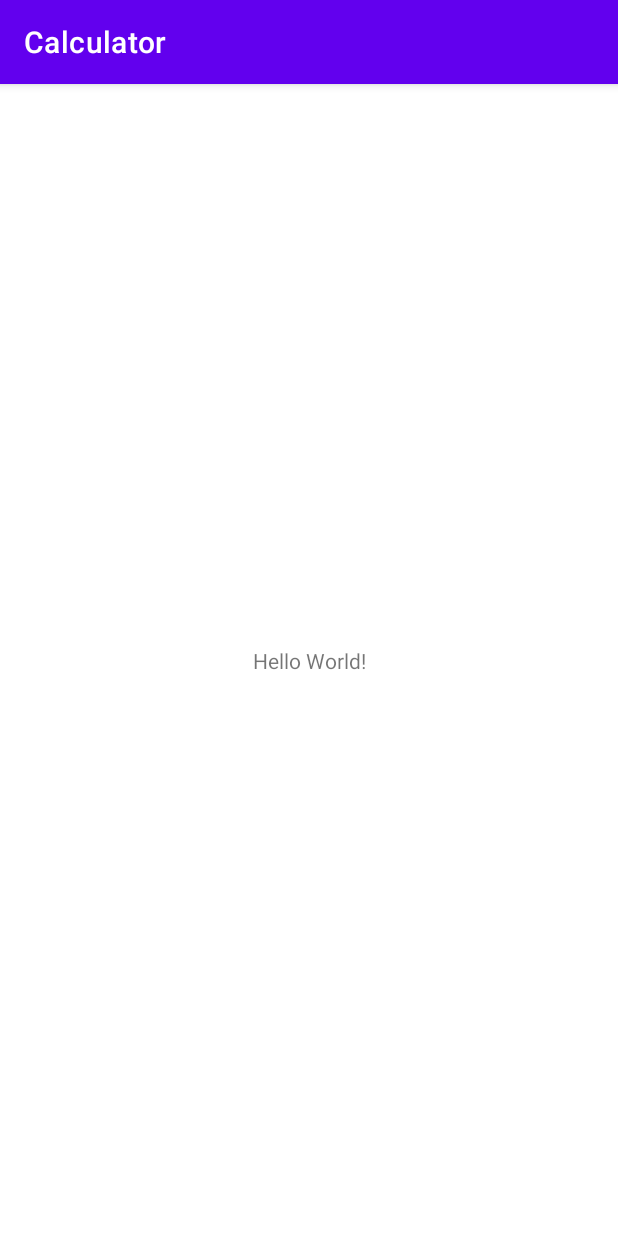
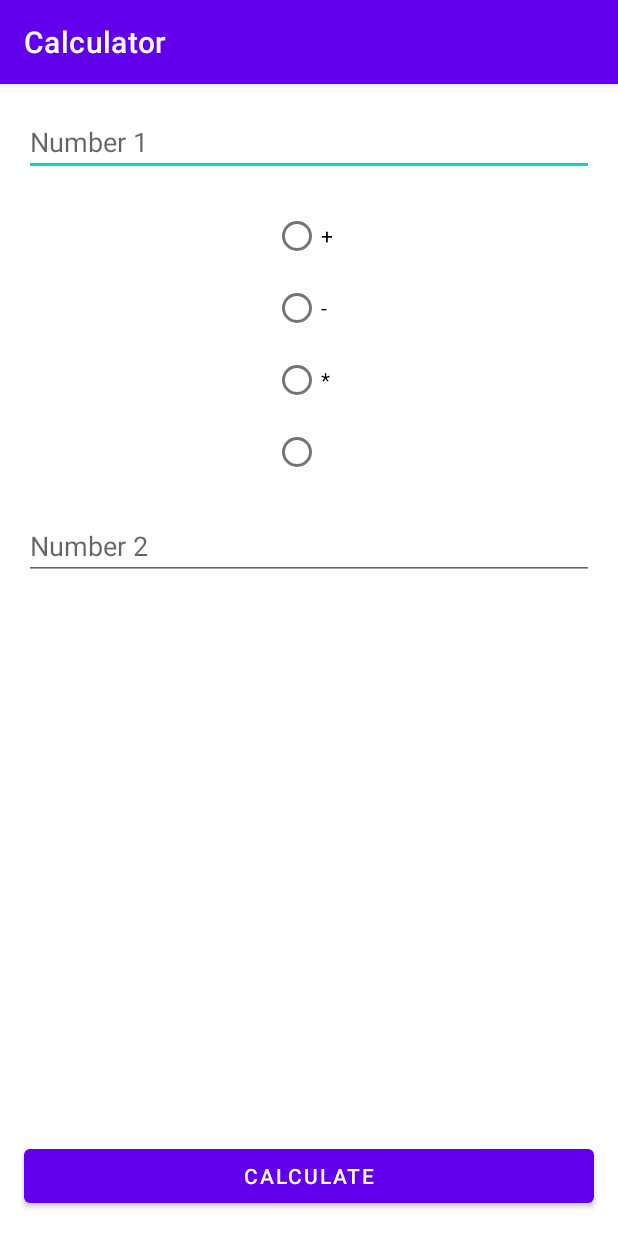
Before and after one commit to anouar-derdouri-development/copy-of-calculator, an Android app: the screen it shows after launch (MainActivity), on a phone screen of 412 x 824 dp. Run offline under Robolectric (Android 15) with nearby library versions, the phone set to English and light mode, and no system bars.

Commit message:
Main Activity: Layout created

```diff
--- a/app/src/main/res/layout/activity_main.xml
+++ b/app/src/main/res/layout/activity_main.xml
@@ -6,13 +6,77 @@
     android:layout_height="match_parent"
     tools:context=".MainActivity">
 
-    <TextView
-        android:layout_width="wrap_content"
+    <EditText
+        android:id="@+id/et_number_1"
+        android:layout_width="0dp"
         android:layout_height="wrap_content"
-        android:text="Hello World!"
-        app:layout_constraintBottom_toBottomOf="parent"
+        android:layout_marginStart="16dp"
+        android:layout_marginTop="16dp"
+        android:layout_marginEnd="16dp"
+        android:ems="10"
+        android:hint="Number 1"
+        android:inputType="numberDecimal"
         app:layout_constraintEnd_toEndOf="parent"
         app:layout_constraintStart_toStartOf="parent"
         app:layout_constraintTop_toTopOf="parent" />
 
+    <RadioGroup
+        android:id="@+id/radioGroup"
+        android:layout_width="wrap_content"
+        android:layout_height="wrap_content"
+        android:layout_marginTop="16dp"
+        app:layout_constraintEnd_toEndOf="parent"
+        app:layout_constraintStart_toStartOf="parent"
+        app:layout_constraintTop_toBottomOf="@+id/et_number_1">
+
+        <RadioButton
+            android:id="@+id/rb_addition"
+            android:layout_width="match_parent"
+            android:layout_height="wrap_content"
+            android:text="+" />
+
+        <RadioButton
+            android:id="@+id/rb_substraction"
+            android:layout_width="match_parent"
+            android:layout_height="wrap_content"
+            android:text="-" />
+
+        <RadioButton
+            android:id="@+id/rb_multiplication"
+            android:layout_width="match_parent"
+            android:layout_height="wrap_content"
+            android:text="*" />
+
+        <RadioButton
+            android:id="@+id/rb_division"
+            android:layout_width="match_parent"
+            android:layout_height="wrap_content"
+            android:text="\" />
+    </RadioGroup>
+
+    <EditText
+        android:id="@+id/et_number_2"
+        android:layout_width="0dp"
+        android:layout_height="wrap_content"
+        android:layout_marginStart="16dp"
+        android:layout_marginTop="16dp"
+        android:layout_marginEnd="16dp"
+        android:ems="10"
+        android:hint="Number 2"
+        android:inputType="numberDecimal"
+        app:layout_constraintEnd_toEndOf="parent"
+        app:layout_constraintStart_toStartOf="parent"
+        app:layout_constraintTop_toBottomOf="@+id/radioGroup" />
+
+    <Button
+        android:id="@+id/btn_calculate"
+        android:layout_width="0dp"
+        android:layout_height="wrap_content"
+        android:layout_marginStart="16dp"
+        android:layout_marginEnd="16dp"
+        android:layout_marginBottom="16dp"
+        android:text="Calculate"
+        app:layout_constraintBottom_toBottomOf="parent"
+        app:layout_constraintEnd_toEndOf="parent"
+        app:layout_constraintStart_toStartOf="parent" />
 </androidx.constraintlayout.widget.ConstraintLayout>
```
